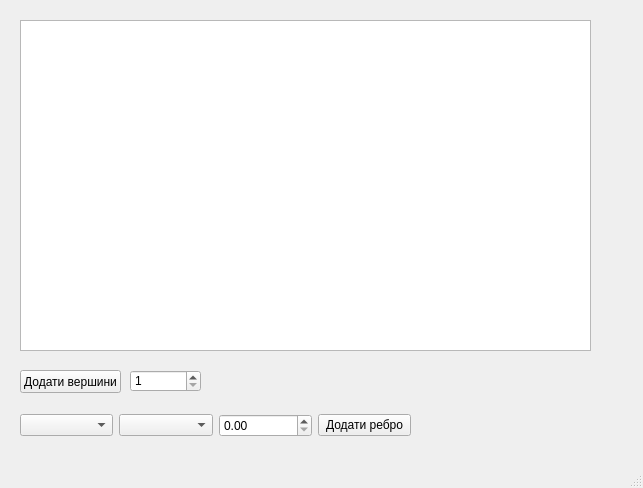
This is mainwindow.ui in MyNameIsLiza/CourseWork as Qt 5 draws it before an edit. The edited form follows.
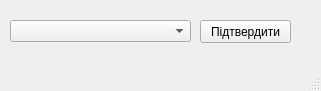
This is the edited form.

The edit to the form file:
```diff
--- a/mainwindow.ui
+++ b/mainwindow.ui
@@ -6,8 +6,8 @@
    <rect>
     <x>0</x>
     <y>0</y>
-    <width>643</width>
-    <height>488</height>
+    <width>321</width>
+    <height>91</height>
    </rect>
   </property>
   <property name="windowTitle">
@@ -27,16 +27,6 @@
      <string>PushButton</string>
     </property>
    </widget>
-   <widget class="QTableWidget" name="tableWidget">
-    <property name="geometry">
-     <rect>
-      <x>20</x>
-      <y>20</y>
-      <width>571</width>
-      <height>331</height>
-     </rect>
-    </property>
-   </widget>
    <widget class="QLabel" name="label">
     <property name="geometry">
      <rect>
@@ -50,22 +40,6 @@
      <string>Кількість вершин</string>
     </property>
    </widget>
-   <widget class="QSpinBox" name="spinBox">
-    <property name="geometry">
-     <rect>
-      <x>130</x>
-      <y>370</y>
-      <width>71</width>
-      <height>22</height>
-     </rect>
-    </property>
-    <property name="minimum">
-     <number>1</number>
-    </property>
-    <property name="maximum">
-     <number>10</number>
-    </property>
-   </widget>
    <widget class="QWidget" name="gridLayoutWidget">
     <property name="geometry">
      <rect>
@@ -90,53 +64,40 @@
      <string>TextLabel</string>
     </property>
    </widget>
-   <widget class="QWidget" name="horizontalLayoutWidget">
+   <widget class="QPushButton" name="pushButton_4">
     <property name="geometry">
      <rect>
-      <x>20</x>
-      <y>410</y>
-      <width>391</width>
-      <height>31</height>
-     </rect>
-    </property>
-    <layout class="QHBoxLayout" name="horizontalLayout">
-     <item>
-      <widget class="QComboBox" name="comboBox">
-       <property name="placeholderText">
-        <string>Початок</string>
-       </property>
-      </widget>
-     </item>
-     <item>
-      <widget class="QComboBox" name="comboBox_2">
-       <property name="placeholderText">
-        <string>Кінець</string>
-       </property>
-      </widget>
-     </item>
-     <item>
-      <widget class="QDoubleSpinBox" name="doubleSpinBox"/>
-     </item>
-     <item>
-      <widget class="QPushButton" name="pushButton_2">
-       <property name="text">
-        <string>Додати ребро</string>
-       </property>
-      </widget>
-     </item>
-    </layout>
-   </widget>
-   <widget class="QPushButton" name="pushButton_3">
-    <property name="geometry">
-     <rect>
-      <x>20</x>
-      <y>370</y>
-      <width>101</width>
+      <x>200</x>
+      <y>20</y>
+      <width>91</width>
       <height>23</height>
      </rect>
     </property>
     <property name="text">
-     <string>Додати вершини</string>
+     <string>Підтвердити</string>
+    </property>
+   </widget>
+   <widget class="QComboBox" name="comboBox">
+    <property name="geometry">
+     <rect>
+      <x>10</x>
+      <y>20</y>
+      <width>181</width>
+      <height>22</height>
+     </rect>
+    </property>
+    <property name="currentIndex">
+     <number>-1</number>
+    </property>
+   </widget>
+   <widget class="QSpinBox" name="spinBox">
+    <property name="geometry">
+     <rect>
+      <x>440</x>
+      <y>180</y>
+      <width>42</width>
+      <height>22</height>
+     </rect>
     </property>
    </widget>
   </widget>
```
Left out of the diff: 18 changed lines with no effect on the pictures.
